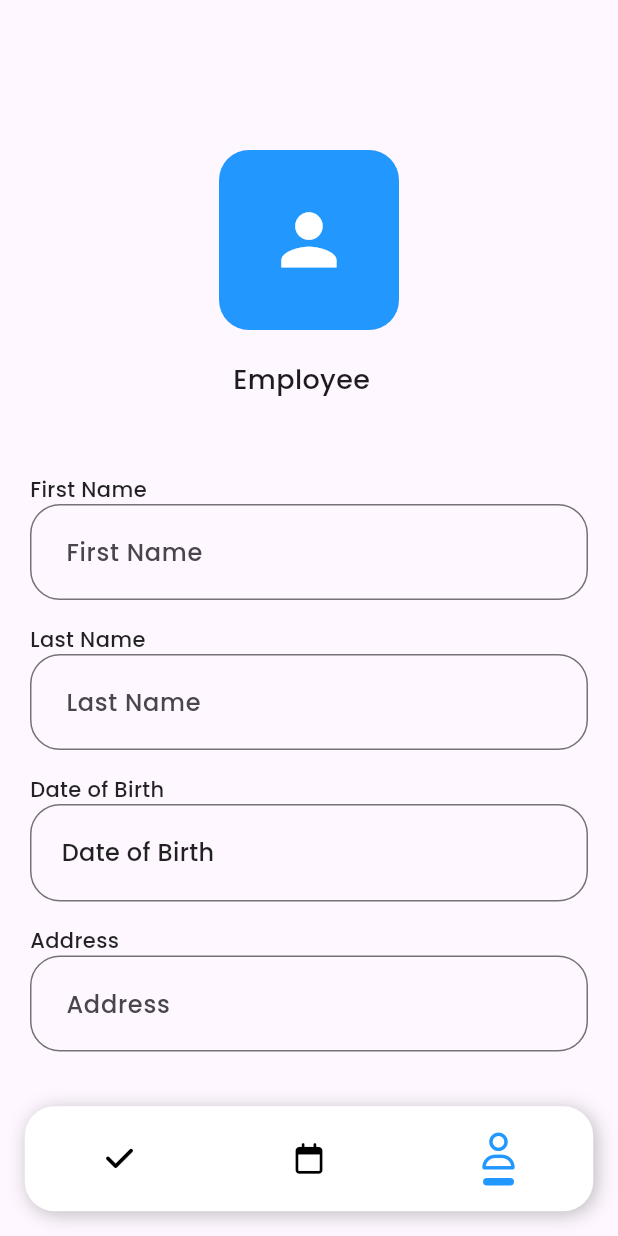
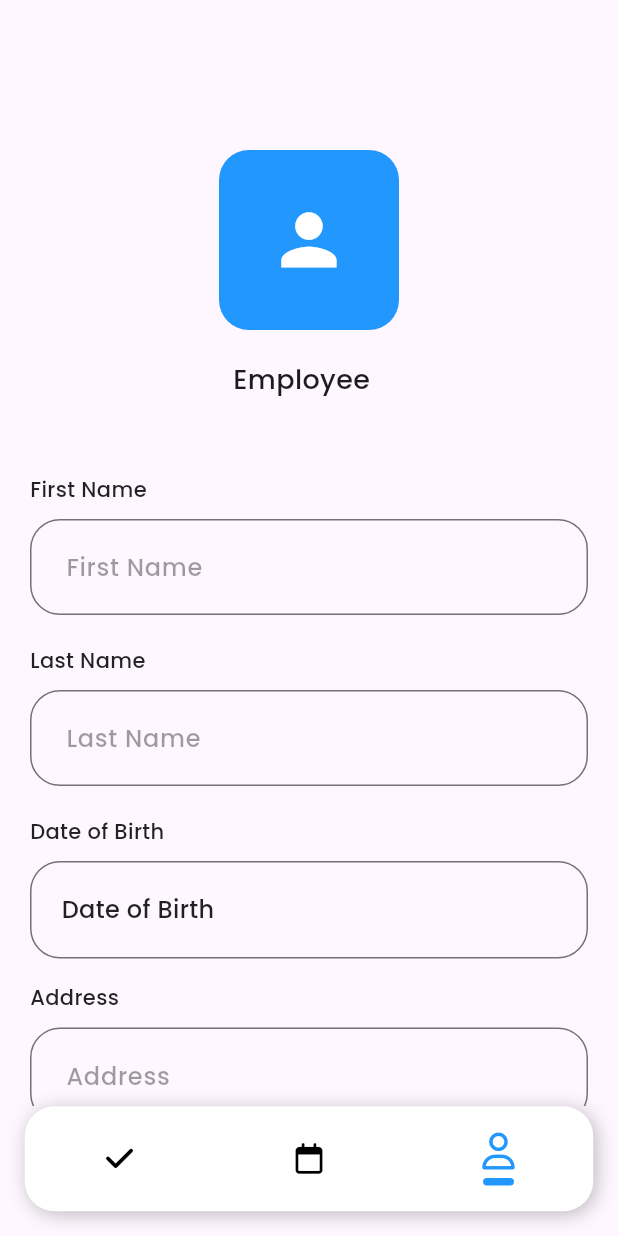
Before and after one commit to TarunHasija/Attendance-Management-system, a Flutter app: the HomeScreen screen opened directly, on a phone screen of 412 x 824 dp. Run offline on Flutter 3.47's test engine with Material 3 defaults, Android fonts, the phone set to English and light mode, and no system bars; our stand-ins replace cloud_firestore, firebase_core, flutter_keyboard_visibility, font_awesome_flutter, geocoding, location and 2 more; missing offline and left inert: dart:js_interop, month_year_picker; accounts and stored records are empty.

Commit message:
completing the profile page for AMS

```diff
--- a/lib/main.dart
+++ b/lib/main.dart
@@ -29,6 +29,7 @@ class MyApp extends StatelessWidget {
       ),
       localizationsDelegates: const [
         MonthYearPickerLocalizations.delegate,
+
       ],
     );
 
--- a/lib/model/user.dart
+++ b/lib/model/user.dart
@@ -7,5 +7,5 @@ class User {
   static String lastName = " ";
   static String birthDate = " ";
   static String address = " ";
-  static bool conEdit = true;
+  static bool canEdit = true;
 }
--- a/lib/screens/navscreens/profilescreen.dart
+++ b/lib/screens/navscreens/profilescreen.dart
@@ -1,5 +1,9 @@
+import 'dart:js_interop';
+
 import 'package:ams/constant.dart';
+import 'package:cloud_firestore/cloud_firestore.dart';
 import 'package:flutter/material.dart';
+import 'package:intl/intl.dart';
 
 import '../../model/user.dart';
 
@@ -12,6 +16,11 @@ class ProfileScreen extends StatefulWidget {
 
 class _ProfileScreenState extends State<ProfileScreen> {
   String birth = "Date of Birth";
+  TextEditingController firstNameController = TextEditingController();
+  TextEditingController lastNameController = TextEditingController();
+  TextEditingController birthDateController = TextEditingController();
+  TextEditingController addressController = TextEditingController();
+
   @override
   Widget build(BuildContext context) {
     return Scaffold(
@@ -45,8 +54,10 @@ class _ProfileScreenState extends State<ProfileScreen> {
             const SizedBox(
               height: 50,
             ),
-            textField("First Name", "First Name"),
-            textField("Last Name", "Last Name"),
+            textField("First Name", "First Name", firstNameController),
+            textField("Last Name", "Last Name", lastNameController),
+
+            //------------Date of Birth Field--------------------
             const Align(
               alignment: Alignment.centerLeft,
               child: Text(
@@ -56,9 +67,36 @@ class _ProfileScreenState extends State<ProfileScreen> {
                 ),
               ),
             ),
-            GestureDetector(
-              onTap: ()=>{
-                showDatePicker(context: context, firstDate: DateTime(1970), lastDate: DateTime(2005))
+            Padding(
+              padding: const EdgeInsets.only(top: 10.0),
+              child: GestureDetector(
+                onTap: () => {
+                  showDatePicker(
+                      context: context,
+                      initialDate: DateTime.now(),
+                      firstDate: DateTime(1950),
+                      lastDate: DateTime.now(),
+                      builder: (context, child) {
+                        return Theme(
+                          data: Theme.of(context).copyWith(
+                            colorScheme: ColorScheme.light(
+                              primary: primary,
+                              secondary: primary,
+                              onSecondary: Colors.white,
+                            ),
+                            textButtonTheme: TextButtonThemeData(
+                                style: TextButton.styleFrom(
+                              foregroundColor: primary,
+                            )),
+                            textTheme: const TextTheme(),
+                          ),
+                          child: child!,
+                        );
+                      }).then((value) {
+                    setState(() {
+                      birth = DateFormat("MM/dd/yyyy").format(value!);
+                    });
+                  }),
                 },
                 child: Container(
                   margin: const EdgeInsets.only(bottom: 16),
@@ -67,27 +105,81 @@ class _ProfileScreenState extends State<ProfileScreen> {
                   decoration: BoxDecoration(
                       borderRadius: BorderRadius.circular(20),
                       border: Border.all(color: Colors.black54)),
-                child: Container(
-                  padding: const EdgeInsets.only(left: 20),
                   child: Align(
                     alignment: Alignment.centerLeft,
+                    child: Padding(
+                      padding: const EdgeInsets.only(left: 20.0),
                       child: Text(
                         birth,
-                      style: const TextStyle(color: Colors.black87, fontSize: 16),
+                        style: const TextStyle(
+                            color: Colors.black87, fontSize: 16),
                       ),
                     ),
                   ),
                 ),
               ),
-            textField("Address", "Address"),
+            ),
+
+            // -------------Date of Birth Field end------------------------
+            textField("Address", "Address", addressController),
+
+            //--------------Save Button -----------------------------------
+            GestureDetector(
+              onTap: () async {
+                String firstName = firstNameController.text;
+                String lastName = lastNameController.text;
+                String address = addressController.text;
+                String birthDate = birth;
+
+               if(User.canEdit){
+                 if (firstName.isEmpty) {
+                   showSnackBar("Please enter first name");
+                 } else if (lastName.isEmpty) {
+                   showSnackBar("Please enter your last name");
+                 } else if (birthDate.isEmpty) {
+                   showSnackBar("Please choose your Birth Date");
+                 } else if (address.isEmpty) {
+                   showSnackBar("Please enter your address");
+                 }
+                 else {
+                   await FirebaseFirestore.instance.collection("Employee").doc(User.id).update({
+                     'firstName':firstName,
+                     'lastName':lastName,
+                     'address':address,
+                     'birthDate':birthDate,
+                     'canEdit':false,
+                   });
+                 }
+               }
+                else{
+                  showSnackBar("You can't edit anymore , Please contact Department");
+                }
+              },
+              child: Container(
+                margin: const EdgeInsets.only(bottom: 16, top: 16),
+                height: 65,
+                width: deviceWidth(context),
+                decoration: BoxDecoration(
+                    borderRadius: BorderRadius.circular(20),
+                    border: Border.all(color: Colors.black54),
+                    color: primary),
+                child: const Align(
+                  alignment: Alignment.center,
+                  child: Text(
+                    "Save",
+                    style: TextStyle(color: Colors.white, fontSize: 20),
+                  ),
+                ),
+              ),
+            ),
           ],
         ),
       ),
     );
   }
-}
 
-Widget textField(String hint, String title) {
+  Widget textField(
+      String hint, String title, TextEditingController controller) {
     return Column(
       children: [
         Align(
@@ -98,16 +190,17 @@ Widget textField(String hint, String title) {
           ),
         ),
         Container(
-        margin: const EdgeInsets.only(bottom: 16),
+          margin: const EdgeInsets.only(bottom: 20, top: 10),
           child: TextFormField(
+            controller: controller,
             cursorColor: Colors.black54,
             maxLines: 1,
             decoration: InputDecoration(
                 contentPadding:
                     const EdgeInsets.symmetric(vertical: 20, horizontal: 20),
-              labelText: hint,
+                hintText: hint,
                 hintStyle: const TextStyle(
-                color: Colors.black,
+                  color: Colors.black38,
                 ),
                 enabledBorder: OutlineInputBorder(
                   borderRadius: BorderRadius.circular(20),
@@ -123,3 +216,13 @@ Widget textField(String hint, String title) {
       ],
     );
   }
+
+  void showSnackBar(String text) {
+    ScaffoldMessenger.of(context).showSnackBar(SnackBar(
+      behavior: SnackBarBehavior.floating,
+        content: Text(
+      text,
+      style: TextStyle(),
+    )));
+  }
+}
```
Also changed, not shown: lib/screens/homescreen.dart (+14 -0 lines). Lines whose indentation alone changed are shown as unchanged.
